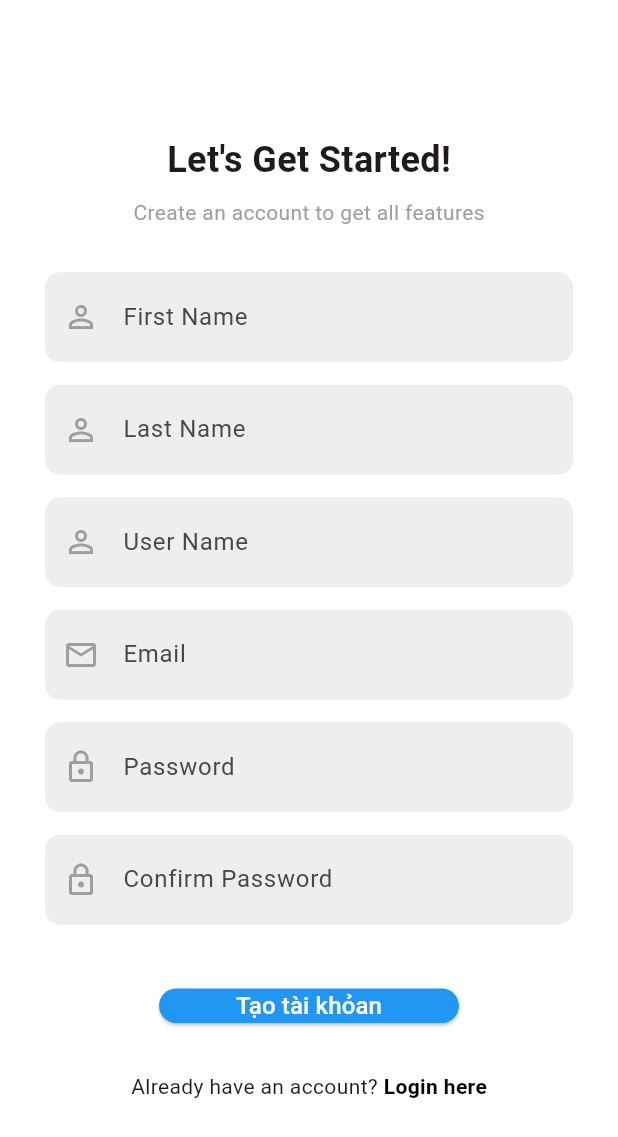
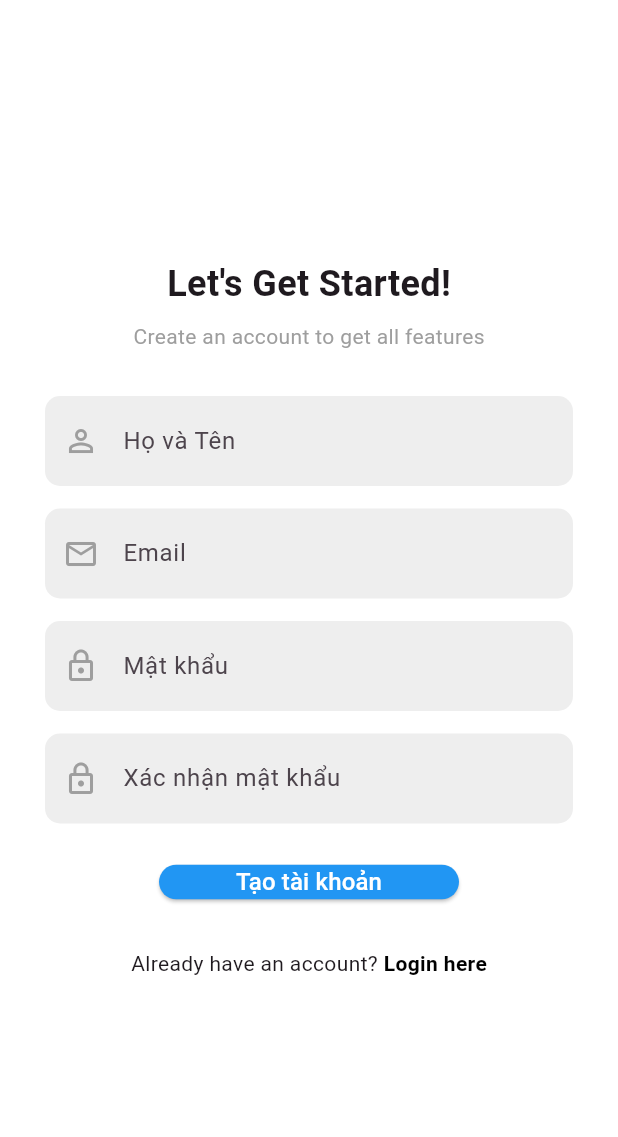
Before and after one commit to Bentanik/exe02_fe_mobile, a Flutter app: the Register screen opened directly, on a phone screen of 412 x 824 dp. Shown: the top 1137 px of the screen. Run offline on Flutter 3.47's test engine with Material 3 defaults, Android fonts, the phone set to English and light mode, and no system bars; our stand-ins replace dio, expandable, flutter_secure_storage, flutter_svg, font_awesome_flutter; accounts and stored records are empty.

Commit message:
finished fetch api register

```diff
--- a/lib/common/widget/input_field.dart
+++ b/lib/common/widget/input_field.dart
@@ -1,21 +1,23 @@
 import 'package:flutter/material.dart';
 
-// Widget cho các ô nhập liệu
 class InputField extends StatelessWidget {
   final IconData icon;
   final String hintText;
   final bool isPassword;
+  final TextEditingController? controller;
 
   const InputField({
     super.key,
     required this.icon,
     required this.hintText,
     this.isPassword = false,
+    this.controller,
   });
 
   @override
   Widget build(BuildContext context) {
     return TextField(
+      controller: controller, // Gán controller vào đây
       obscureText: isPassword,
       decoration: InputDecoration(
         prefixIcon: Icon(icon, color: Colors.grey),
--- a/lib/presentation/intro/pages/authen/register.dart
+++ b/lib/presentation/intro/pages/authen/register.dart
@@ -1,12 +1,81 @@
+import 'package:exe02_fe_mobile/Servers/api.dart';
+import 'package:exe02_fe_mobile/Servers/auth/register_api.dart';
 import 'package:exe02_fe_mobile/common/helpers/routes.dart';
+import 'package:exe02_fe_mobile/common/widget/ErrorDialog.dart';
 import 'package:exe02_fe_mobile/common/widget/button.dart';
 import 'package:exe02_fe_mobile/common/widget/input_field.dart';
-import 'package:exe02_fe_mobile/presentation/intro/pages/launching.dart';
 import 'package:exe02_fe_mobile/presentation/intro/pages/success.dart';
 import 'package:flutter/material.dart';
 
-class Register extends StatelessWidget {
+class Register extends StatefulWidget {
   const Register({super.key});
+
+  @override
+  State<Register> createState() => _RegisterState();
+}
+
+class _RegisterState extends State<Register> {
+  final _nameController = TextEditingController();
+  final _emailController = TextEditingController();
+  final _passwordController = TextEditingController();
+  final _confirmPasswordController = TextEditingController();
+  bool _isLoading = false;
+  String? _errorMessage;
+
+  Future<void> _register() async {
+    final emailRegex = RegExp(r"^[a-zA-Z0-9._%+-]+@[a-zA-Z0-9.-]+\.[a-zA-Z]{2,}$");
+
+    if (!emailRegex.hasMatch(_emailController.text)) {
+      setState(() => _errorMessage = "Email không hợp lệ!");
+      WidgetsBinding.instance.addPostFrameCallback((_) {
+        _showErrorDialog("Email không hợp lệ!");
+      });
+      return;
+    }
+
+    if (_passwordController.text != _confirmPasswordController.text) {
+      setState(() => _errorMessage = "Mật khẩu không khớp!");
+      WidgetsBinding.instance.addPostFrameCallback((_) {
+        _showErrorDialog("Mật khẩu không khớp!");
+      });
+      return;
+    }
+
+    setState(() {
+      _isLoading = true;
+      _errorMessage = null;
+    });
+
+    try {
+      await RegisterApi(Api()).register(
+        name: _nameController.text,
+        email: _emailController.text,
+        password: _passwordController.text,
+      );
+
+      if (mounted) {
+        Routes.navigateToPage(context, Success());
+      }
+    } catch (error) {
+      setState(() => _errorMessage = error.toString());
+
+      WidgetsBinding.instance.addPostFrameCallback((_) {
+        _showErrorDialog('Tài khoản đã tồn tại, hãy thử lại');
+      });
+    } finally {
+      setState(() => _isLoading = false);
+    }
+  }
+
+  void _showErrorDialog(String message) {
+    showDialog(
+      context: context,
+      builder: (context) => ErrorDialog(
+        message: message,
+        onRetry: _register,
+      ),
+    );
+  }
 
   @override
   Widget build(BuildContext context) {
@@ -18,87 +87,60 @@ class Register extends StatelessWidget {
           child: Column(
             crossAxisAlignment: CrossAxisAlignment.start,
             children: [
-              // Title
               const Center(
                 child: Text(
                   "Let's Get Started!",
-                  style: TextStyle(
-                    fontSize: 24,
-                    fontWeight: FontWeight.bold,
-                  ),
+                  style: TextStyle(fontSize: 24, fontWeight: FontWeight.bold),
                 ),
               ),
               const SizedBox(height: 8),
               const Center(
                 child: Text(
                   "Create an account to get all features",
-                  style: TextStyle(
-                    fontSize: 14,
-                    color: Colors.grey,
-                  ),
+                  style: TextStyle(fontSize: 14, color: Colors.grey),
                 ),
               ),
               const SizedBox(height: 30),
 
-              // First Name
-              const InputField(
+              InputField(
+                controller: _nameController,
                 icon: Icons.person_outline,
-                hintText: 'First Name',
+                hintText: 'Họ và Tên',
               ),
               const SizedBox(height: 15),
 
-              // Last Name
-              const InputField(
-                icon: Icons.person_outline,
-                hintText: 'Last Name',
-              ),
-              const SizedBox(height: 15),
-
-              // User Name
-              const InputField(
-                icon: Icons.person_outline,
-                hintText: 'User Name',
-              ),
-              const SizedBox(height: 15),
-
-              // Email
-              const InputField(
+              InputField(
+                controller: _emailController,
                 icon: Icons.email_outlined,
                 hintText: 'Email',
               ),
               const SizedBox(height: 15),
 
-              // Password
-              const InputField(
+              InputField(
+                controller: _passwordController,
                 icon: Icons.lock_outline,
-                hintText: 'Password',
+                hintText: 'Mật khẩu',
                 isPassword: true,
               ),
               const SizedBox(height: 15),
 
-              // Confirm Password
-              const InputField(
+              InputField(
+                controller: _confirmPasswordController,
                 icon: Icons.lock_outline,
-                hintText: 'Confirm Password',
+                hintText: 'Xác nhận mật khẩu',
                 isPassword: true,
               ),
-              const SizedBox(height: 30),
-
-              // Create Button
-              Row(
-                mainAxisAlignment: MainAxisAlignment.center,
-                children: [
-                  SizedBox(
-                    child: Button(
-                      text: 'Tạo tài khỏan',
-                      onPressed: () => Routes.navigateToPage(context, Success()),
-                    ),
+              const SizedBox(height: 15),
+              Center(
+                child: SizedBox(
+                  child: Button(
+                    text: _isLoading ? 'Đang đăng ký...' : 'Tạo tài khoản',
+                    onPressed: _register,
                   ),
-                ],
+                ),
               ),
               const SizedBox(height: 20),
 
-              // Login Link
               Center(
                 child: Row(
                   mainAxisAlignment: MainAxisAlignment.center,
@@ -106,7 +148,7 @@ class Register extends StatelessWidget {
                     const Text("Already have an account? "),
                     GestureDetector(
                       onTap: () {
-                        // Xử lý sự kiện chuyển sang trang đăng nhập
+                        // Chuyển sang trang đăng nhập
                       },
                       child: const Text(
                         "Login here",
--- a/lib/presentation/intro/pages/get_started.dart
+++ b/lib/presentation/intro/pages/get_started.dart
@@ -5,6 +5,7 @@ import 'package:exe02_fe_mobile/common/widget/profile_button.dart';
 import 'package:exe02_fe_mobile/common/widget/search_course_card.dart';
 import 'package:exe02_fe_mobile/core/configs/assets/app_images.dart';
 import 'package:exe02_fe_mobile/presentation/intro/pages/authen/recover_password.dart';
+import 'package:exe02_fe_mobile/presentation/intro/pages/authen/register.dart';
 import 'package:exe02_fe_mobile/presentation/intro/pages/blog_awareness_detail.dart';
 import 'package:flutter/material.dart';
 import 'package:font_awesome_flutter/font_awesome_flutter.dart';
@@ -24,7 +25,7 @@ class GetStartedPage extends StatelessWidget {
                 child: ListView(
               children: [
                 ProfileButton(
-                  onTap: () => Routes.navigateToPage(context, BlogAwarenessDetail()),
+                  onTap: () => Routes.navigateToPage(context, Register()),
                   leading: const Icon(FontAwesomeIcons.user,
                       size: 20, color: Colors.black),
                   title: const Text('Personal Information'),
--- a/pubspec.yaml
+++ b/pubspec.yaml
@@ -33,7 +33,9 @@ dependencies:
   font_awesome_flutter: ^10.5.0
   expandable: ^5.0.1
   cupertino_icons: ^1.0.8
-  flutter_widget_from_html: ^0.14.6
+  http: ^1.3.0
+  dio: ^5.8.0+1
+  flutter_secure_storage: ^9.2.4
   flutter_svg:
 
 
```
Also changed, not shown: lib/Servers/api.dart (added, +55 -0 lines), lib/Servers/auth/register_api.dart (added, +28 -0 lines), lib/common/widget/ErrorDialog.dart (added, +33 -0 lines), pubspec.lock, 1 other file.
